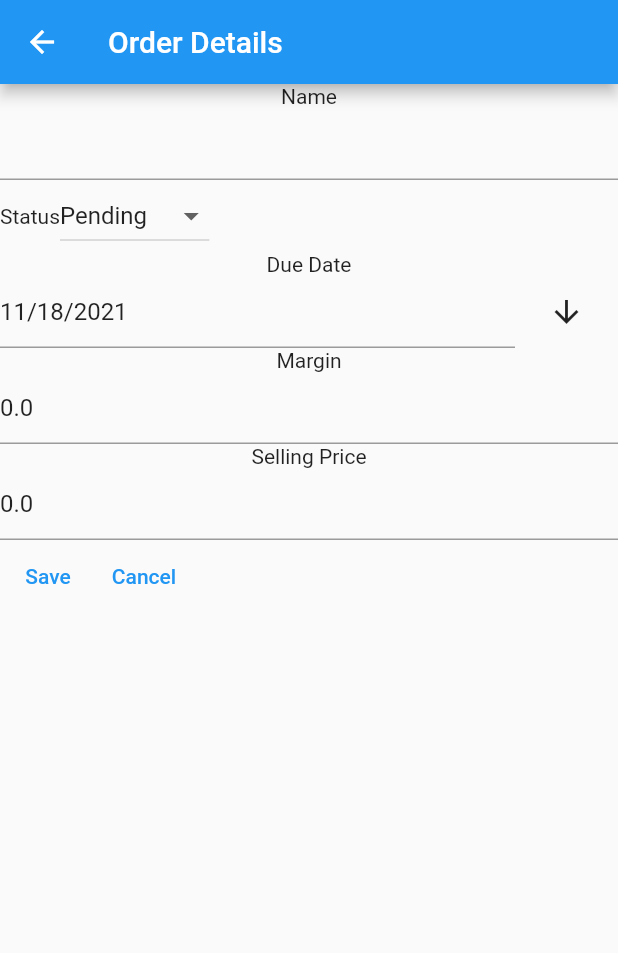
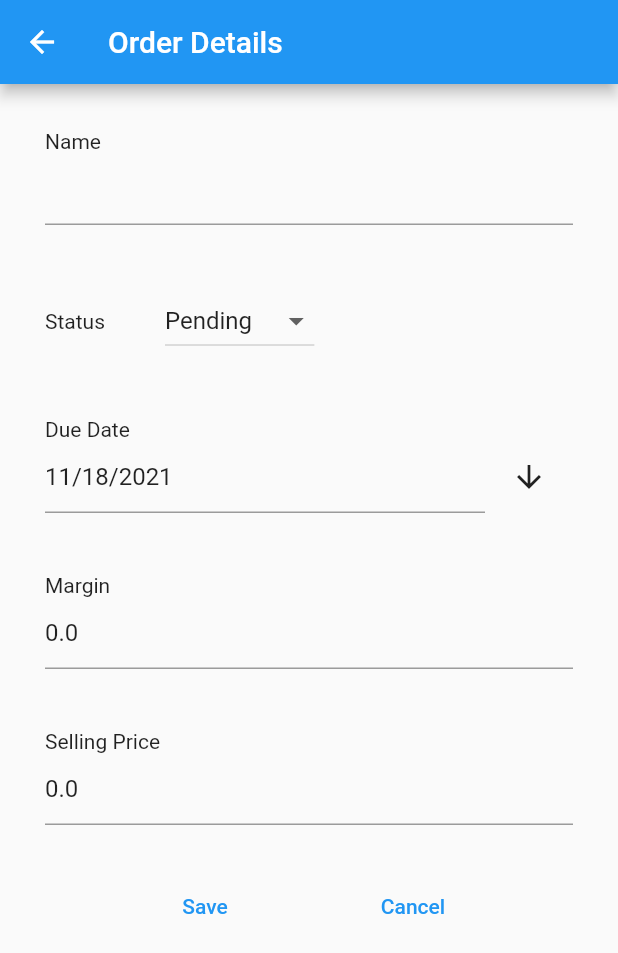
Before and after one commit to razzzp/bakers_buddy, a Flutter app: the OrderDetails screen opened directly with empty values, after a tap on "Edit", on a phone screen of 412 x 824 dp. Shown: the top 953 px of the screen. Run offline on Flutter 3.47's test engine with Material 2 defaults, Android fonts, the phone set to English and light mode, and no system bars; our stand-ins replace sqflite; accounts and stored records are empty.

Commit message:
Refactor a bunch of widget stuff. Orders ordered by status now. Add spacing in UI.

```diff
--- a/lib/routes/order_details.dart
+++ b/lib/routes/order_details.dart
@@ -4,14 +4,13 @@ import 'package:flutter/services.dart';
 import 'package:intl/intl.dart';
 
 class DatePicker extends StatefulWidget {
-  final DateTime initialDate;
   final bool isModifiable;
-  final TextEditingController controller;
+  final FormFieldState formFieldState;
+
   const DatePicker({
     Key? key,
-    required this.initialDate,
-    this.isModifiable = false,
-    required this.controller,
+    required this.formFieldState,
+    this.isModifiable = false
   }) : super(key: key);
 
   @override
@@ -20,42 +19,27 @@ class DatePicker extends StatefulWidget {
 
 class _DatePickerState extends State<DatePicker> {
   bool _isModifiable = false;
-  DateTime _selectedDate = DateTime.now();
-  TextEditingController _textCtr = TextEditingController();
-
-  void _pickDate() {
-    // if not modifiable do nothing
-    if (!_isModifiable) return;
-    // let user pink date
-    final Future<DateTime?> pickedDate = showDatePicker(
-        context: context,
-        initialDate: _selectedDate,
-        firstDate: DateTime(2020),
-        lastDate: DateTime(2101));
-
-    // if picked and not null, update accordingly
-    pickedDate.then((value) {
-      if (value != null) {
-        _selectedDate = value;
-        _textCtr.text = DateFormat.yMd().format(_selectedDate.toLocal());
-      }
-    });
-  }
+  final TextEditingController _textCtr = TextEditingController();
+  late FormFieldState _formFieldState;
 
   @override
   void initState() {
     super.initState();
-    _selectedDate = widget.initialDate;
-    // not called again when setState is called in the parrent widget
-    // _isModifiable = widget.isModifiable;
-    _textCtr = widget.controller;
-    _textCtr.text = DateFormat.yMd().format(_selectedDate.toLocal());
+    _isModifiable = widget.isModifiable;
+    _formFieldState = widget.formFieldState;
+    if (_formFieldState.value != null){
+      _textCtr.text = DateFormat.yMd().format(_formFieldState.value.toLocal());
+    }
+  }
+
+  @override
+  void dispose() {
+    _textCtr.dispose();
+    super.dispose();
   }
 
   @override
   Widget build(BuildContext context) {
-    //make sure to take latest value from widget
-    _isModifiable = widget.isModifiable;
     // text field and button to show date picker in one row
     return Row(
       children: [
@@ -73,42 +57,34 @@ class _DatePickerState extends State<DatePicker> {
       ],
     );
   }
+
+  void _pickDate() {
+    // if not modifiable do nothing
+    if (!_isModifiable) return;
+    // let user pink date
+    final Future<DateTime?> pickedDate = showDatePicker(
+        context: context,
+        initialDate: _formFieldState.value ?? DateTime.now(),
+        firstDate: DateTime(2020),
+        lastDate: DateTime(2101));
+
+    // if picked and not null, update accordingly
+    pickedDate.then((value) {
+      if (value != null) {
+        _formFieldState.didChange(value);
+        _textCtr.text = DateFormat.yMd().format(_formFieldState.value.toLocal());
+      }
+    });
   }
 
-class DatePickerWithLabel extends StatelessWidget {
-  final String label;
-  final DateTime initialDate;
-  final bool isModifiable;
-  final TextEditingController controller;
-
-  const DatePickerWithLabel({
-    Key? key,
-    required this.label,
-    required this.initialDate,
-    this.isModifiable = false,
-    required this.controller,
-  }) : super(key: key);
-
-  @override
-  Widget build(BuildContext context) {
-    return Column(
-      children: [
-        Text(label),
-        DatePicker(
-          initialDate: initialDate,
-          isModifiable: isModifiable,
-          controller: controller,
-          )
-      ],
-    );
-  }
+  void setModifiable(bool isModifiable){
+    setState(() {
+      _isModifiable = isModifiable;
+    });
   }
 
-Widget attachLabelToWidget(String label, Widget widget, {bool isVertical = true}){
-  if (isVertical){
-    return Column(children: [Text(label), widget]);
-  }else{
-    return Row(children: [Text(label), widget]);
+  DateTime? getDateTime(){
+    return _formFieldState.value;
   }
 }
 
@@ -124,57 +100,29 @@ class OrderDetails extends StatefulWidget {
 }
 
 class _OrderDetailsState extends State<OrderDetails> {
-  bool _isModifiable = false;
-  final _nameTextCtr = TextEditingController();
-  final _dueDateTextCtr = TextEditingController();
-  final _marginTextCtr = TextEditingController();
-  final _sellingPriceTextCtr = TextEditingController();
+  late bool _isModifiable;
+  late final TextEditingController _nameTextCtr;
+  late final TextEditingController _marginTextCtr;
+  late final TextEditingController _sellingPriceTextCtr;
   final _numberFormatter =
       FilteringTextInputFormatter.allow(RegExp(r'[0-9\.]'));
-  Status _orderStatus = Status.pending;
-
-  void _setModifiable(bool modifiable){
-    setState(()=>_isModifiable = modifiable);
-  }
-
-  void _validateFields() {
-    // TODO: implement validation
-  }
-
-  void _returnOrder() {
-    final result = Order(
-      widget.myOrder.id,
-      _nameTextCtr.text,
-      status: _orderStatus,
-      dueDate: DateFormat.yMd().parse(_dueDateTextCtr.text),
-      margin: double.tryParse(_marginTextCtr.text),
-      sellingPrice: double.tryParse(_sellingPriceTextCtr.text));
-    Navigator.pop(context, result);
-  }
-
-  void _cancelOrder(){
-    if(_isModifiable){
-      _setModifiable(false);
-    } else {
-      Navigator.pop(context, null);
-    }
-  }
-
-  void _editOrder(){
-    _setModifiable(true);
-  }
+  late Status _orderStatus = Status.pending;
+  final _datePickerKey = GlobalKey<_DatePickerState>();
+  final _formKey = GlobalKey<FormState>();
 
   @override
   void initState() {
     //
     super.initState();
-    // initialize fields from widget
+    // init textCtr
+    _nameTextCtr = TextEditingController();
+    _marginTextCtr = TextEditingController();
+    _sellingPriceTextCtr = TextEditingController();
+
+    // init values from widget
     _isModifiable = widget.isModifiable;
     _nameTextCtr.text = widget.myOrder.name;
     _orderStatus = widget.myOrder.status;
-    if (widget.myOrder.dueDate != null) {
-      _dueDateTextCtr.text = DateFormat.yMd().format(widget.myOrder.dueDate!);
-    }
     if (widget.myOrder.margin != null) {
       _marginTextCtr.text = widget.myOrder.margin.toString();
     }
@@ -184,24 +132,37 @@ class _OrderDetailsState extends State<OrderDetails> {
   }
 
   @override
+  void dispose() {
+    _marginTextCtr.dispose();
+    _sellingPriceTextCtr.dispose();
+    _nameTextCtr.dispose();
+    //
+    super.dispose();
+  }
+
+  @override
   Widget build(BuildContext context) {
     return Scaffold(
       appBar: AppBar(
         title: const Text('Order Details'),
       ),
-      body: Center(
-        child: Column(children: [
-          attachLabelToWidget(
+      body: Container(
+        margin: EdgeInsets.fromLTRB(30, 10, 30, 10),
+        child: Form(
+          key: _formKey,
+          child: Column(
+            children: [
+              wrapWidgetWithLabel(
                 'Name',
                 TextFormField(
                 controller: _nameTextCtr,
                 readOnly: !_isModifiable,
                 ),
               ),
-          attachLabelToWidget(
+              wrapWidgetWithLabel(
                 'Status',
                 DropdownButton<Status>(
-            //initail value
+                  //initial value
                   value: _orderStatus,
                   //changes Status enums to a list of DropdownMenuItem<Status>
                   items: Status.values.map<DropdownMenuItem<Status>>(
@@ -213,15 +174,20 @@ class _OrderDetailsState extends State<OrderDetails> {
                 ),
                 isVertical: false
               ),
-          attachLabelToWidget(
+              wrapWidgetWithLabel(
                 'Due Date',
-            DatePicker(
-              initialDate: DateTime.now(),
-              controller: _dueDateTextCtr,
+                FormField<DateTime>(
+                  initialValue: widget.myOrder.dueDate,
+                  builder: (FormFieldState<DateTime> state){
+                    return DatePicker(
+                      key: _datePickerKey,
+                      formFieldState: state,
                       isModifiable: _isModifiable,
+                    );
+                  }
                 )
               ),
-          attachLabelToWidget(
+              wrapWidgetWithLabel(
                 'Margin',
                 TextFormField(
                   controller: _marginTextCtr,
@@ -229,7 +195,7 @@ class _OrderDetailsState extends State<OrderDetails> {
                   inputFormatters: [_numberFormatter],
                 )
               ),
-          attachLabelToWidget(
+              wrapWidgetWithLabel(
                 'Selling Price',
                 TextFormField(
                   controller: _sellingPriceTextCtr,
@@ -237,14 +203,100 @@ class _OrderDetailsState extends State<OrderDetails> {
                   inputFormatters: [_numberFormatter],
                 )
               ),
-          Row(children: [
-            // build Save / Edit button, depending on iSModifiable
-            _isModifiable ? TextButton(onPressed: _returnOrder,child: const Text('Save'))
-              : TextButton(onPressed: _editOrder,child: const Text('Edit')),
-            TextButton(onPressed: _cancelOrder, child: const Text('Cancel'))
-          ],)
-        ])
+              // bottom buttons
+              Container(
+                margin: EdgeInsets.fromLTRB(0, 10, 0, 10)  ,
+                child: Row(
+                  mainAxisAlignment: MainAxisAlignment.spaceEvenly,
+                  children: _buildBottomButtons(),
+                ),
+              )
+            ],
+          )
+        )
       )
     );
   }
+
+  List<Widget> _buildBottomButtons(){
+    Widget saveOrEdit;
+    Widget cancel;
+    // build Save / Edit button, depending on iSModifiable
+    if (_isModifiable){
+      saveOrEdit = TextButton(onPressed: _returnOrder,child: const Text('Save'));
+    } else{
+      saveOrEdit = TextButton(onPressed: _editOrder,child: const Text('Edit'));
     }
+    cancel = TextButton(onPressed: _cancelOrder, child: const Text('Cancel'));
+    return <Widget>[saveOrEdit, cancel];
+  }
+
+  void _setModifiable(bool isModifiable){
+    setState(() {
+      _isModifiable = isModifiable;
+      // notify stateful wdigets to update
+      _datePickerKey.currentState?.setModifiable(isModifiable);
+    });
+  }
+
+  String? _validateName(String? name) {
+    // TODO: implement validation
+    return null;
+  }
+  String? _validateMargin(String? name) {
+    // TODO: implement validation
+    return null;
+  }
+  String? _validateSellingPrice(String? name) {
+    // TODO: implement validation
+    return null;
+  }
+
+  void _returnOrder() {
+    final result = Order(
+      widget.myOrder.id,
+      _nameTextCtr.text,
+      status: _orderStatus,
+      dueDate: _datePickerKey.currentState?.getDateTime(),
+      margin: double.tryParse(_marginTextCtr.text),
+      sellingPrice: double.tryParse(_sellingPriceTextCtr.text));
+    Navigator.pop(context, result);
+  }
+
+  void _cancelOrder(){
+    if(_isModifiable && widget.myOrder.id != 0){
+      _setModifiable(false);
+    } else {
+      // if myOrder is is 0, means its new, cancel will
+      //  close page
+      Navigator.pop(context, null);
+    }
+  }
+
+  void _editOrder(){
+    _setModifiable(true);
+  }
+}
+
+Widget wrapWidgetWithLabel(String label, Widget widget, {bool isVertical = true}){
+  Widget rowOrColumn;
+  if (isVertical){
+    rowOrColumn = Column(
+      children: [
+        Container(child: Text(label)),
+        widget
+      ],
+      crossAxisAlignment: CrossAxisAlignment.start,
+    );
+  }else{
+    rowOrColumn = Row(
+      children: [
+        Container(margin: EdgeInsets.only(right: 40),child: Text(label)),
+        widget
+      ])
+    ;
+  }
+  return Container(
+    child: rowOrColumn,
+    margin: EdgeInsets.fromLTRB(0, 20, 0, 20),);
+}
```
Also changed, not shown: lib/models/order.dart (+10 -0 lines), lib/routes/orders_page.dart (+18 -6 lines). Lines whose indentation alone changed are shown as unchanged.
